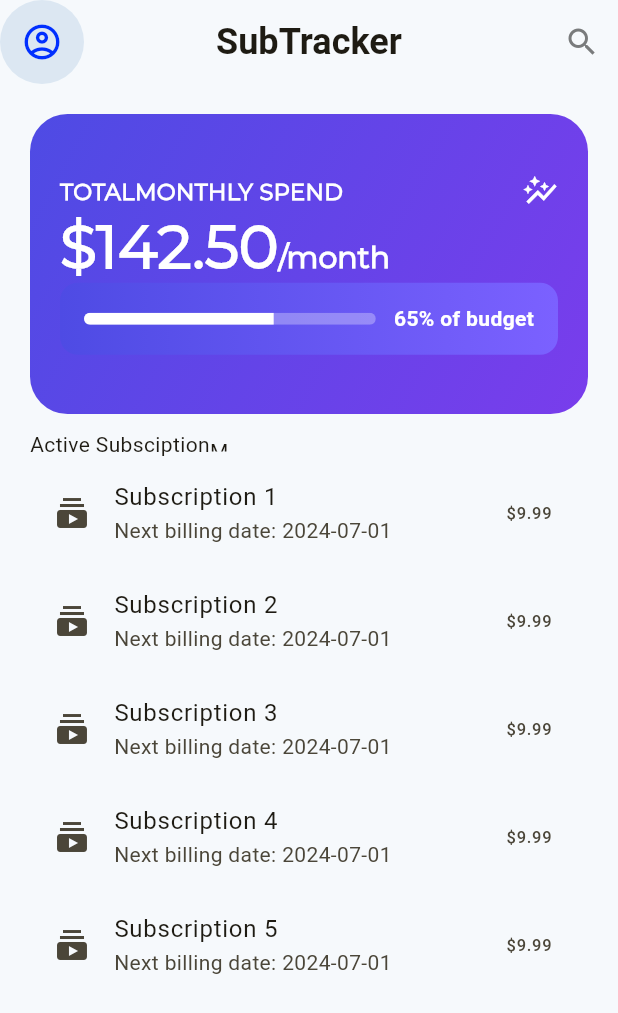
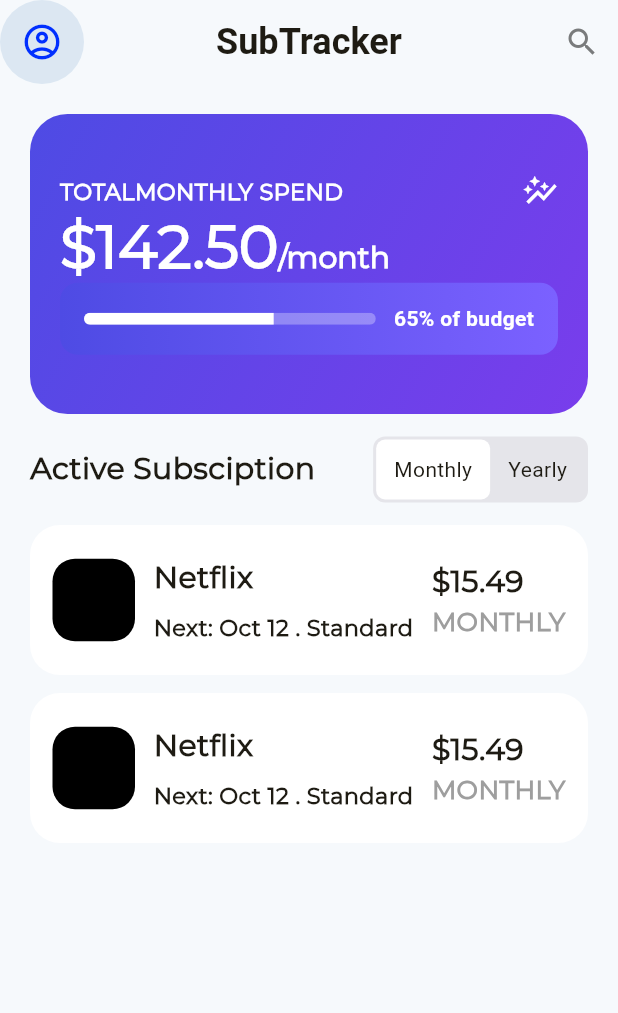
Before and after one commit to Ibraheem-MuhammedAmeen/Subscribtion_Reminder, a Flutter app: the HomeScreen screen opened directly, on a phone screen of 412 x 824 dp. Shown: the top 1013 px of the screen. Run offline on Flutter 3.47's test engine with Material 3 defaults, Android fonts, the phone set to English and light mode, and no system bars; drawn by our look-alikes of custom_sliding_segmented_control; our stand-ins replace google_nav_bar, shared_preferences, smooth_page_indicator, supabase_flutter; accounts and stored records are empty; project files that could hold a hidden picture were left out.

Commit message:
done with the subscriptionList widget

```diff
--- a/lib/features/home/view/home_screen.dart
+++ b/lib/features/home/view/home_screen.dart
@@ -1,10 +1,19 @@
+import 'package:custom_sliding_segmented_control/custom_sliding_segmented_control.dart';
+import 'package:flutter/cupertino.dart';
 import 'package:flutter/material.dart';
 import 'package:subscribtion_reminder/features/subscription_func/view/add_subscription.dart';
 import 'package:subscribtion_reminder/core/theme/app_text_theme.dart';
 
-class HomeScreen extends StatelessWidget {
+class HomeScreen extends StatefulWidget {
   const HomeScreen({super.key});
 
+  @override
+  State<HomeScreen> createState() => _HomeScreenState();
+}
+
+class _HomeScreenState extends State<HomeScreen> {
+  int selectedValue = 1;
+  bool isSelected = false;
   @override
   Widget build(BuildContext context) {
     return Scaffold(
@@ -221,26 +230,129 @@ class HomeScreen extends StatelessWidget {
           ),
         ),
 
-        SizedBox(height: 10),
+        SizedBox(height: 15),
 
         Row(
           children: [
-            Text('Active Subsciption'),
-            Container(height: 10, width: 20, child: Text('Monthly')),
+            Text(
+              'Active Subsciption',
+              style: TextStyle(
+                fontFamily: 'Montserrat',
+                fontSize: 20,
+                fontWeight: FontWeight.bold,
+              ),
+            ),
+            Spacer(),
+
+            CustomSlidingSegmentedControl<int>(
+              initialValue: selectedValue,
+              children: const {1: Text('Monthly'), 2: Text('Yearly')},
+              decoration: BoxDecoration(
+                color: CupertinoColors.lightBackgroundGray,
+                borderRadius: BorderRadius.circular(8),
+              ),
+              thumbDecoration: BoxDecoration(
+                color: Colors.white,
+                borderRadius: BorderRadius.circular(6),
+              ),
+              duration: Duration(milliseconds: 300),
+              curve: Curves.easeInToLinear,
+              onValueChanged: (value) {
+                setState(() {
+                  selectedValue = value!;
+                });
+              },
+            ),
           ],
         ),
 
-        ListView.builder(
+        SizedBox(height: 15),
+
+        ListView.separated(
           shrinkWrap: true,
-          itemCount: 5, // Replace with actual subscription count
+
+          itemCount: 2, // Replace with actual subscription count
           itemBuilder: (context, index) {
-            return ListTile(
-              leading: Icon(Icons.subscriptions),
-              title: Text('Subscription ${index + 1}'),
-              subtitle: Text('Next billing date: 2024-07-01'),
-              trailing: Text('\$9.99'),
+            return Container(
+              width: double.infinity,
+              height: 100,
+              decoration: BoxDecoration(
+                color: Colors.white,
+                borderRadius: BorderRadius.circular(20),
+              ),
+              child: Padding(
+                padding: EdgeInsetsGeometry.all(15),
+                child: Row(
+                  crossAxisAlignment: CrossAxisAlignment.center,
+
+                  children: [
+                    Container(
+                      width: 55,
+                      height: 55,
+                      decoration: BoxDecoration(
+                        color: Colors.black,
+                        borderRadius: BorderRadius.circular(15),
+                      ),
+                    ),
+                    Spacer(),
+                    Column(
+                      mainAxisAlignment: MainAxisAlignment.center,
+                      crossAxisAlignment: CrossAxisAlignment.start,
+                      spacing: 8,
+                      children: [
+                        Text(
+                          'Netflix',
+                          style: TextStyle(
+                            fontFamily: 'Montserrat',
+                            fontSize: 20,
+                            fontWeight: FontWeight.w800,
+                            overflow: TextOverflow.ellipsis,
+                          ),
+                        ),
+                        Text(
+                          'Next: Oct 12 . Standard',
+                          style: TextStyle(
+                            fontFamily: 'Montserrat',
+                            fontSize: 15,
+                            fontWeight: FontWeight.w600,
+                            overflow: TextOverflow.ellipsis,
+                          ),
+                        ),
+                      ],
+                    ),
+
+                    Spacer(),
+                    Column(
+                      mainAxisAlignment: MainAxisAlignment.center,
+                      crossAxisAlignment: CrossAxisAlignment.start,
+                      children: [
+                        Text(
+                          '\$15.49',
+                          style: TextStyle(
+                            fontFamily: 'Montserrat',
+                            fontSize: 20,
+                            fontWeight: FontWeight.w800,
+                            overflow: TextOverflow.ellipsis,
+                          ),
+                        ),
+                        Text(
+                          'MONTHLY',
+                          style: TextStyle(
+                            fontFamily: 'Montserrat',
+                            fontSize: 17,
+                            color: Colors.grey,
+                            fontWeight: FontWeight.w600,
+                            overflow: TextOverflow.ellipsis,
+                          ),
+                        ),
+                      ],
+                    ),
+                  ],
+                ),
+              ),
             );
           },
+          separatorBuilder: (context, index) => SizedBox(height: 12),
         ),
       ],
     );
--- a/pubspec.yaml
+++ b/pubspec.yaml
@@ -41,6 +41,7 @@ dependencies:
   provider: ^6.1.5+1
   supabase_flutter: ^2.12.0
   shared_preferences: ^2.5.3
+  custom_sliding_segmented_control: ^1.8.5
 
 dev_dependencies:
   flutter_test:
```
Also changed, not shown: pubspec.lock.
